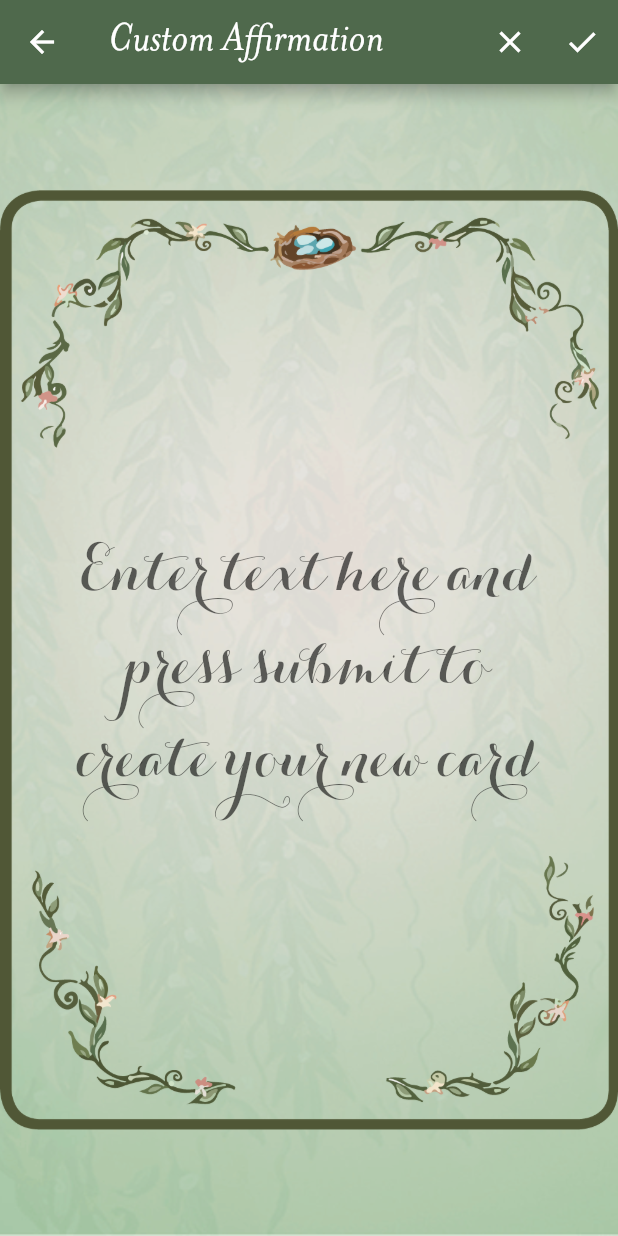
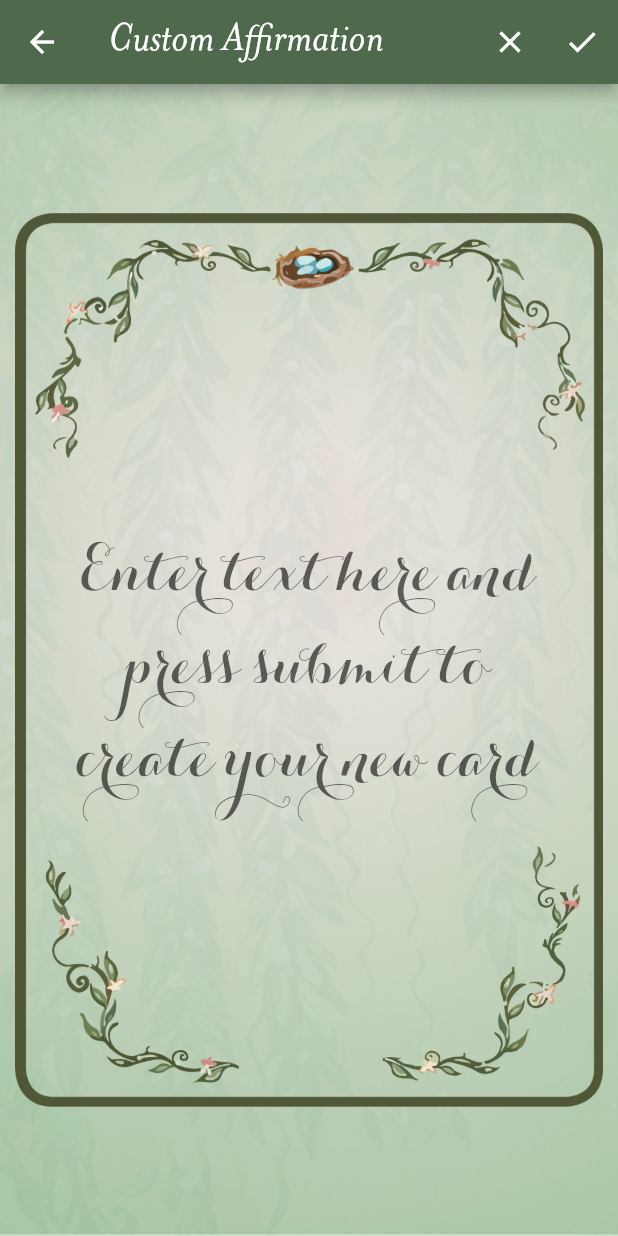
Before and after one commit to CIE-media-team/fertileaffirmations-flutter, a Flutter app: the Collection screen opened directly, scrolled down 576 dp, after a tap on "Create Card", on a phone screen of 412 x 824 dp. Run offline on Flutter 3.47's test engine with Material 2 defaults, Android fonts, the phone set to English and light mode, and no system bars; our stand-ins replace auto_size_text, dots_indicator, flip_card, flutter_local_notifications, fluttertoast, package_info and 2 more; accounts and stored records are empty.

Commit message:
latest changes

```diff
--- a/lib/collection-screen.dart
+++ b/lib/collection-screen.dart
@@ -182,13 +182,14 @@ class _Collection extends State<Collection> {
                                     visible: _front,
                                     child: Container(
                                         // decoration: BoxDecoration(
-                                        //     border:
-                                        //         Border.all(color: Colors.black)),
-                                        height: getHeight(),
+                                            // border:
+                                            //     Border.all(color: Colors.black)),
+                                        height: (MediaQuery.of(context)
+                                                .size
+                                                .height) / 8,
                                         width: (MediaQuery.of(context)
                                                 .size
-                                                .width) *
-                                            .9,
+                                                .width) / 6,
                                         child: Align(
                                             alignment: Alignment.center,
                                             child:
@@ -201,6 +202,7 @@ class _Collection extends State<Collection> {
 
                                               style: TextStyle(
                                                   fontFamily: "new",
+
                                                   fontSize: getFontSize(),
                                                   color: Color(0xff41311F),
                                                   height: 1.4),
--- a/lib/custom-affirmation.dart
+++ b/lib/custom-affirmation.dart
@@ -84,8 +84,11 @@ class _CustomAffirmationState extends State<CustomAffirmation> {
           // Center is a layout widget. It takes a single child and positions it
           // in the middle of the parent.
           child:
-              Stack(alignment: AlignmentDirectional.center, children: <Widget>[
-            Image.asset('assets/images/cardBlanknew.png'),
+              Stack(alignment: AlignmentDirectional.center,
+              children: <Widget>[
+                Container(
+                margin: EdgeInsets.all(10),
+            child:Image.asset('assets/images/cardBlanknew.png'),),
             // Padding(
             //     padding: EdgeInsets.all(30),
             //     child:
@@ -93,7 +96,7 @@ class _CustomAffirmationState extends State<CustomAffirmation> {
                 // decoration:
                 //     BoxDecoration(border: Border.all(color: Colors.black)),
                 width: MediaQuery.of(context).size.width / 4 * 3,
-                height: MediaQuery.of(context).size.height / 5 * 3,
+                height: getHeight(),
                 alignment: Alignment.center,
                 child: Center(
                     child: TextField(
@@ -152,4 +155,12 @@ class _CustomAffirmationState extends State<CustomAffirmation> {
     debugPrint("NextNumber: (100+numcards+1).toString()");
     return (100 + numcards + 1).toString();
   }
+  getHeight(){
+    double height = MediaQuery.of(context).size.height;
+    if (height > 800){
+      return (MediaQuery.of(context).size.height / 6) * 2.8; }
+    else{
+      return (MediaQuery.of(context).size.height / 6) * 3.5;
+    }
+  }
 }
```
Also changed, not shown: lib/card-screen-random.dart (+17 -22 lines), lib/card-screen.dart (+4 -4 lines), lib/instructions.dart (+30 -23 lines), lib/main.dart (+9 -0 lines).
